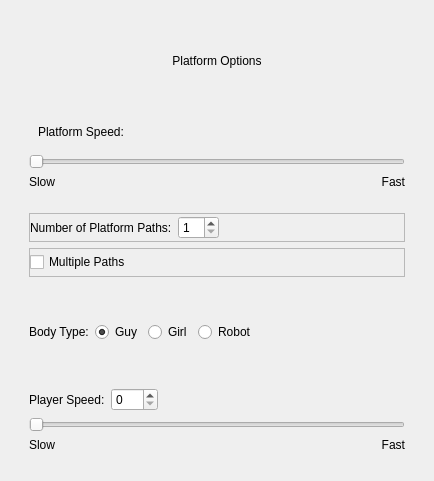
This is task_platformhopperleft.ui in Painless-VR-Capstone/Qt-ClientApp as Qt 5 draws it before an edit. The edited form follows.
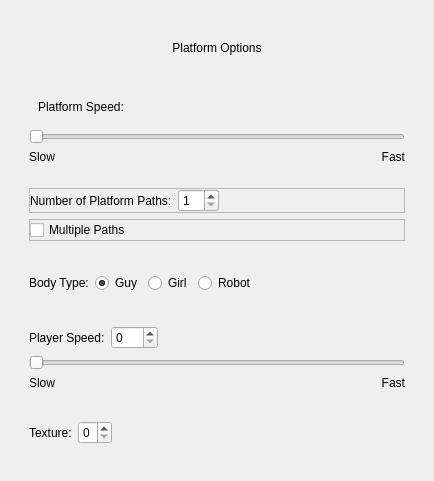
This is the edited form.

Commit message: tried to add texture

Patch:
```diff
--- a/task_platformhopperleft.ui
+++ b/task_platformhopperleft.ui
@@ -409,6 +409,39 @@
         </layout>
        </widget>
       </item>
+      <item row="5" column="0">
+       <widget class="QWidget" name="textureBox" native="true">
+        <layout class="QHBoxLayout" name="horizontalLayout">
+         <item>
+          <widget class="QLabel" name="label_10">
+           <property name="text">
+            <string>Texture:</string>
+           </property>
+          </widget>
+         </item>
+         <item>
+          <widget class="QSpinBox" name="textureSpinBox">
+           <property name="maximum">
+            <number>2</number>
+           </property>
+          </widget>
+         </item>
+         <item>
+          <spacer name="horizontalSpacer_5">
+           <property name="orientation">
+            <enum>Qt::Horizontal</enum>
+           </property>
+           <property name="sizeHint" stdset="0">
+            <size>
+             <width>40</width>
+             <height>20</height>
+            </size>
+           </property>
+          </spacer>
+         </item>
+        </layout>
+       </widget>
+      </item>
      </layout>
     </widget>
    </item>
```
Left out of the diff: 2 changed lines with no effect on the pictures. The commit also changes 7 other files.
